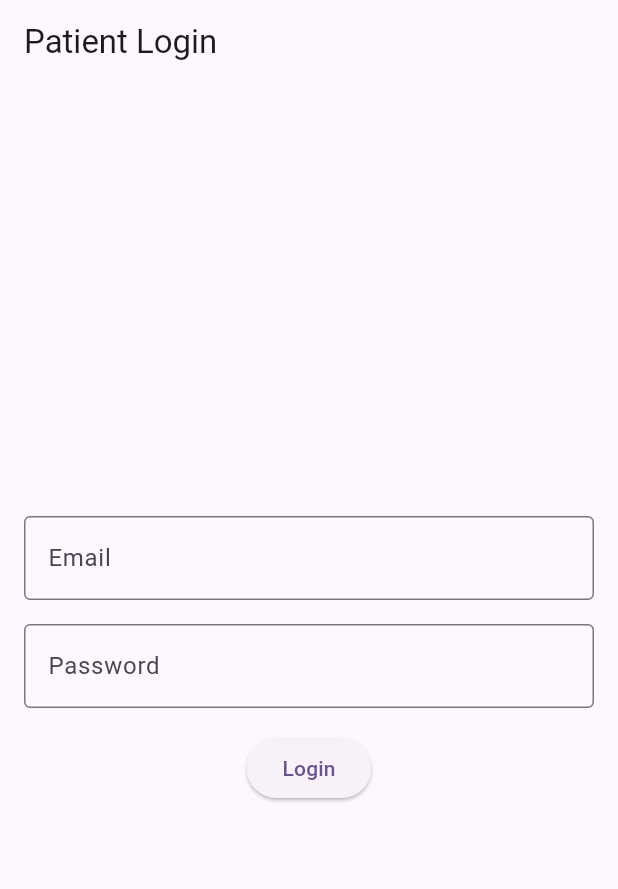
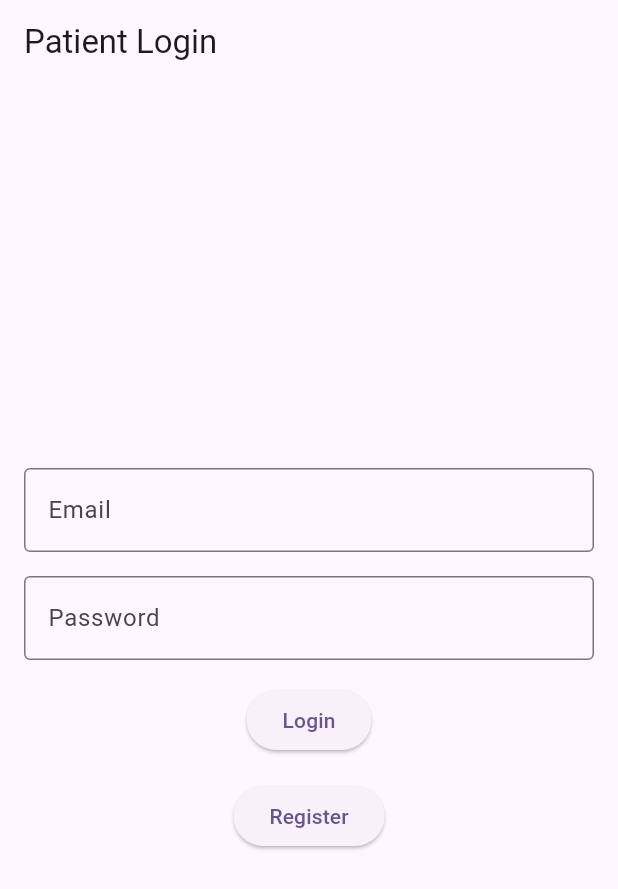
Before and after one commit to Mazri02/HospitalTracker, a Flutter app: the screen it shows after launch, on a phone screen of 412 x 824 dp. Shown: the top 889 px of the screen. Run offline on Flutter 3.47's test engine with Material 3 defaults, Android fonts, the phone set to English and light mode, and no system bars; our stand-ins replace gap, im_stepper, location.

Commit message:
Add register link on login.page

```diff
--- a/mobile_frontend/lib/views/login.dart
+++ b/mobile_frontend/lib/views/login.dart
@@ -1,6 +1,7 @@
 import 'package:flutter/material.dart';
 import 'package:mobile_frontend/utils/navigator.dart';
 import 'package:mobile_frontend/views/home.dart';
+import 'package:mobile_frontend/views/register.dart'; // Import the register page
 
 class LoginPage extends StatelessWidget {
   @override
@@ -35,6 +36,16 @@ class LoginPage extends StatelessWidget {
               },
               child: Text('Login'),
             ),
+            SizedBox(height: 16.0),
+            ElevatedButton(
+              onPressed: () {
+                Navigator.push(
+                  context,
+                  MaterialPageRoute(builder: (context) => RegisterPage()),
+                );
+              },
+              child: Text('Register'),
+            ),
           ],
         ),
       ),
```
